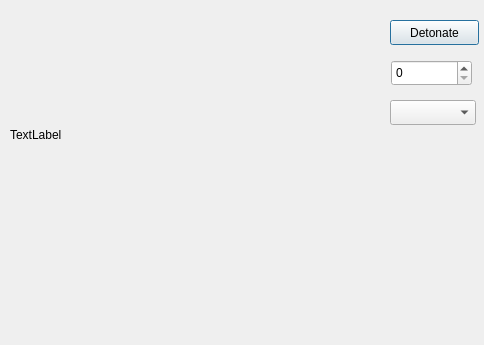
This is volcano.ui in robertche54/a8-an-educational-app-f18 as Qt 5 draws it before an edit. The edited form follows.
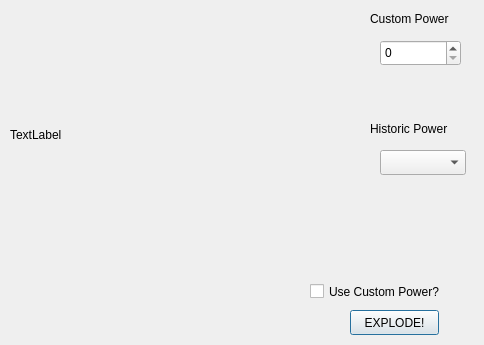
This is the edited form.

Commit message: Got Volcano mostly setup. hubWindow now stops simulating physics when another window is oppened and resumes when that window is closed. Only Volcano resumes.

What changed in the file:
```diff
--- a/volcano.ui
+++ b/volcano.ui
@@ -29,21 +29,21 @@
   <widget class="QPushButton" name="explodeButton">
    <property name="geometry">
     <rect>
-     <x>390</x>
-     <y>20</y>
+     <x>350</x>
+     <y>310</y>
      <width>89</width>
      <height>25</height>
     </rect>
    </property>
    <property name="text">
-    <string>Detonate</string>
+    <string>EXPLODE!</string>
    </property>
   </widget>
   <widget class="QComboBox" name="powerSelector">
    <property name="geometry">
     <rect>
-     <x>390</x>
-     <y>100</y>
+     <x>380</x>
+     <y>150</y>
      <width>86</width>
      <height>25</height>
     </rect>
@@ -52,13 +52,52 @@
   <widget class="QSpinBox" name="customPower">
    <property name="geometry">
     <rect>
-     <x>391</x>
-     <y>60</y>
+     <x>380</x>
+     <y>40</y>
      <width>81</width>
      <height>26</height>
     </rect>
    </property>
   </widget>
+  <widget class="QCheckBox" name="customCheck">
+   <property name="geometry">
+    <rect>
+     <x>310</x>
+     <y>280</y>
+     <width>161</width>
+     <height>23</height>
+    </rect>
+   </property>
+   <property name="text">
+    <string>Use Custom Power?</string>
+   </property>
+  </widget>
+  <widget class="QLabel" name="historicLabel">
+   <property name="geometry">
+    <rect>
+     <x>370</x>
+     <y>120</y>
+     <width>101</width>
+     <height>17</height>
+    </rect>
+   </property>
+   <property name="text">
+    <string>Historic Power</string>
+   </property>
+  </widget>
+  <widget class="QLabel" name="customLabel">
+   <property name="geometry">
+    <rect>
+     <x>370</x>
+     <y>10</y>
+     <width>101</width>
+     <height>17</height>
+    </rect>
+   </property>
+   <property name="text">
+    <string>Custom Power</string>
+   </property>
+  </widget>
  </widget>
  <resources/>
  <connections/>
```
The commit also changes 4 other files.
